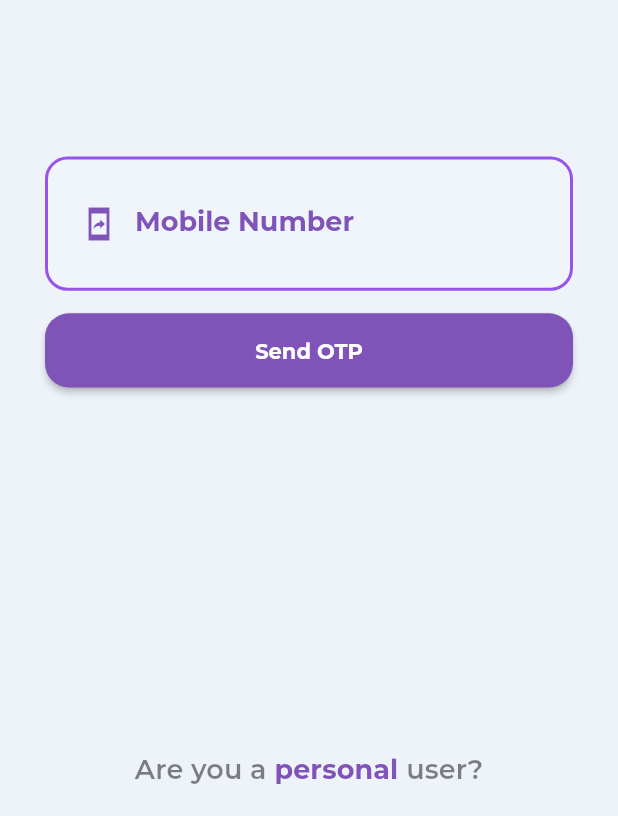
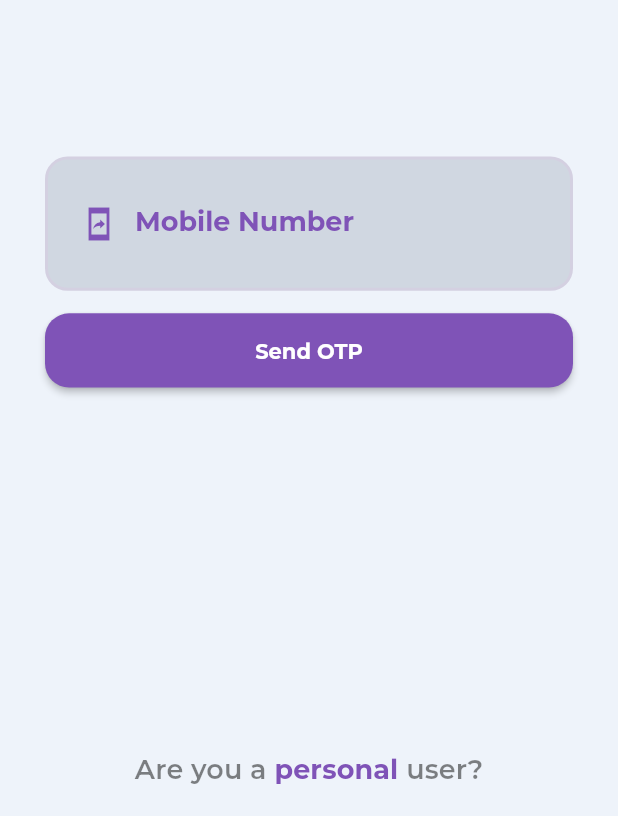
Before and after one commit to kumark71/comb_app, a Flutter app: the LoginProfessional screen opened by its route, on a phone screen of 412 x 824 dp, the part 420-1236 px from its top. Run offline on Flutter 3.47's test engine with Material 2 defaults, Android fonts, the phone set to English and light mode, and no system bars; drawn by our look-alikes of upgrader; our stand-ins replace auto_size_text, camera, connectivity_plus, firebase_analytics, firebase_core, firebase_messaging and 13 more; missing offline and left inert: camerawesome, launch_review; accounts and stored records are empty; project files that could hold a hidden picture were left out.

Commit message:
updated UI

```diff
--- a/lib/ui/pages/login/login_screen_professional.dart
+++ b/lib/ui/pages/login/login_screen_professional.dart
@@ -54,27 +54,7 @@ class LoginProfessional extends StatelessWidget {
                       SizedBox(
                         child: Column(
                           children: [
-                            GestureDetector(
-                              onTap: () {
-                                loginController.editNum();
-                              },
-                              child: loginController.isSentOtp == 1
-                                  ? Container(
-                                      padding: EdgeInsets.all(8),
-                                      width: size.width * .8,
-                                      child: Text(
-                                        "Edit Mobile Number",
-                                        style: Theme.of(context)
-                                            .textTheme
-                                            .labelLarge!
-                                            .copyWith(
-                                              color: Theme.of(context)
-                                                  .colorScheme
-                                                  .onPrimary,
-                                            ),
-                                      ))
-                                  : Container(),
-                            ),
+
                             Container(
                               margin:
                                   const EdgeInsets.symmetric(horizontal: 30),
@@ -82,11 +62,10 @@ class LoginProfessional extends StatelessWidget {
                               decoration: BoxDecoration(
                                 border: Border.all(
                                   width: 2,
-                                  color:
-                                      Theme.of(context).colorScheme.onPrimary,
+                                  color: Color.fromRGBO(212, 208, 225, 1.0),
                                 ),
                                 borderRadius: BorderRadius.circular(15),
-                                color: ColorConstant.cardBgColor,
+                                color: Color.fromRGBO(208, 215, 225, 1),
                               ),
                               child: Column(
                                 children: [
@@ -141,12 +120,6 @@ class LoginProfessional extends StatelessWidget {
                                   loginController.isSentOtp.value == 1
                                       ? Column(
                                           children: [
-                                            Divider(
-                                              color: Theme.of(context)
-                                                  .colorScheme
-                                                  .onPrimary,
-                                              thickness: 1,
-                                            ),
                                             Padding(
                                               padding:
                                                   const EdgeInsets.symmetric(
```
Also changed, not shown: lib/controllers/professional_account_controller.dart (+9 -7 lines).
